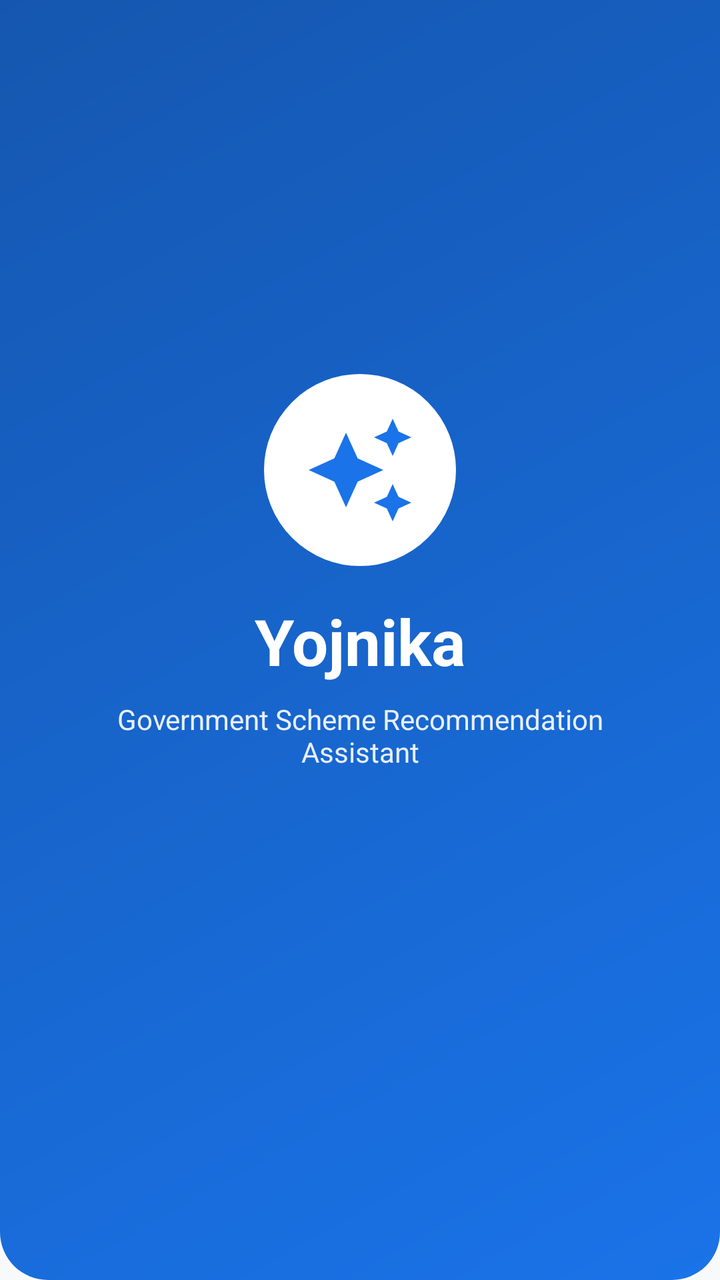
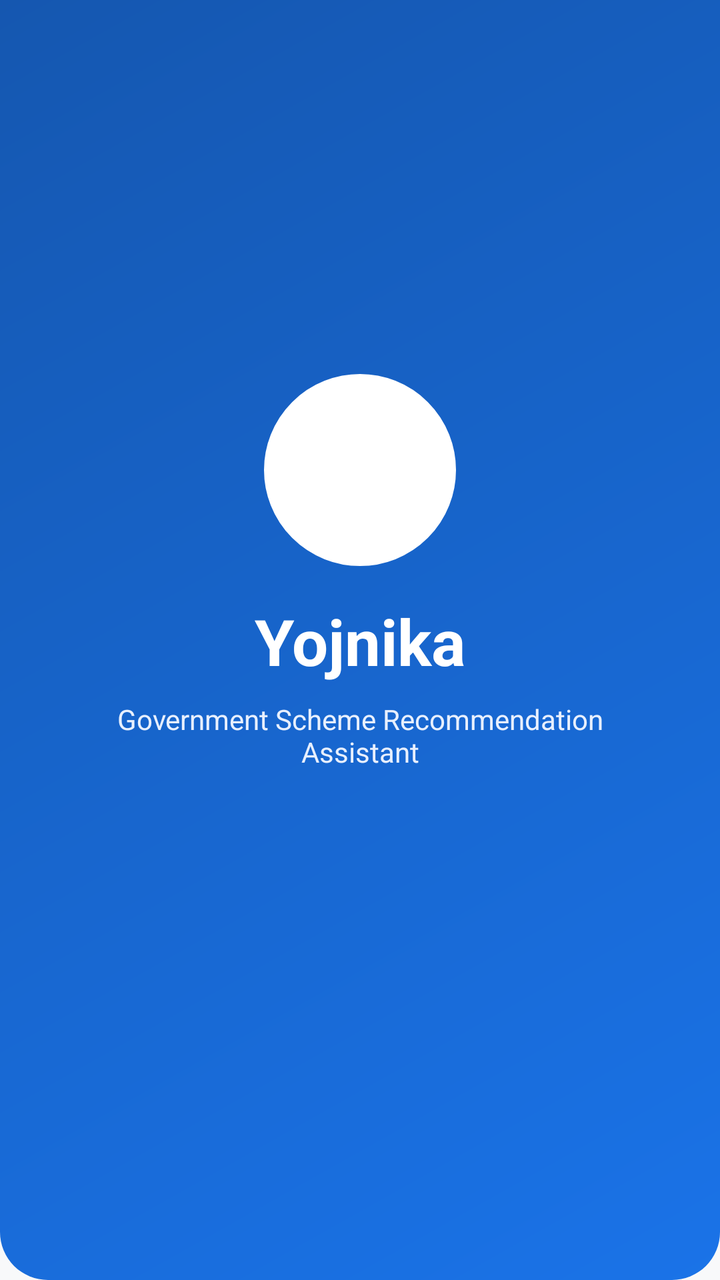

Screens rendered from an Android XML layout before and after an edit, with the pre-edit source and the edit as a unified diff.
<!-- AndroidManifest.xml: activity theme Theme.Yojnika -->
<!-- res/layout/activity_splash.xml -->
<?xml version="1.0" encoding="utf-8"?>
<androidx.constraintlayout.widget.ConstraintLayout xmlns:android="http://schemas.android.com/apk/res/android"
    xmlns:app="http://schemas.android.com/apk/res-auto"
    android:layout_width="match_parent"
    android:layout_height="match_parent"
    android:background="@drawable/bg_gradient_header">

    <ImageView
        android:id="@+id/ivLogo"
        android:layout_width="96dp"
        android:layout_height="96dp"
        android:background="@drawable/bg_avatar_circle"
        android:backgroundTint="@color/white"
        android:padding="20dp"
        android:src="@drawable/ic_sparkles"
        app:layout_constraintBottom_toTopOf="@+id/tvAppName"
        app:layout_constraintEnd_toEndOf="parent"
        app:layout_constraintStart_toStartOf="parent"
        app:layout_constraintTop_toTopOf="parent"
        app:layout_constraintVertical_chainStyle="packed"
        app:tint="@color/primary"
        android:contentDescription="@string/app_name" />

    <TextView
        android:id="@+id/tvAppName"
        android:layout_width="wrap_content"
        android:layout_height="wrap_content"
        android:layout_marginTop="16dp"
        android:text="@string/app_name"
        android:textColor="@color/white"
        android:textSize="32sp"
        android:textStyle="bold"
        app:layout_constraintBottom_toTopOf="@+id/tvTagline"
        app:layout_constraintEnd_toEndOf="parent"
        app:layout_constraintStart_toStartOf="parent"
        app:layout_constraintTop_toBottomOf="@+id/ivLogo" />

    <TextView
        android:id="@+id/tvTagline"
        android:layout_width="0dp"
        android:layout_height="wrap_content"
        android:layout_marginStart="32dp"
        android:layout_marginTop="8dp"
        android:layout_marginEnd="32dp"
        android:gravity="center"
        android:text="@string/app_tagline"
        android:textColor="@color/primary_light"
        android:textSize="14sp"
        app:layout_constraintBottom_toTopOf="@+id/progressBar"
        app:layout_constraintEnd_toEndOf="parent"
        app:layout_constraintStart_toStartOf="parent"
        app:layout_constraintTop_toBottomOf="@+id/tvAppName" />

    <ProgressBar
        android:id="@+id/progressBar"
        style="?android:attr/progressBarStyle"
        android:layout_width="36dp"
        android:layout_height="36dp"
        android:layout_marginTop="32dp"
        android:indeterminateTint="@color/white"
        app:layout_constraintBottom_toBottomOf="parent"
        app:layout_constraintEnd_toEndOf="parent"
        app:layout_constraintStart_toStartOf="parent"
        app:layout_constraintTop_toBottomOf="@+id/tvTagline" />

</androidx.constraintlayout.widget.ConstraintLayout>
<!-- resources referenced by this layout -->
<resources>
  <color name="primary">#1A73E8</color>
  <color name="primary_light">#E8F0FE</color>
  <color name="white">#FFFFFF</color>
  <!-- drawable bg_avatar_circle (drawable) -->
  <?xml version="1.0" encoding="utf-8"?>
  <shape xmlns:android="http://schemas.android.com/apk/res/android"
      android:shape="oval">
      <solid android:color="@color/primary_light" />
      <stroke
          android:width="2dp"
          android:color="@color/primary" />
  </shape>
  <!-- drawable bg_gradient_header (drawable) -->
  <?xml version="1.0" encoding="utf-8"?>
  <shape xmlns:android="http://schemas.android.com/apk/res/android"
      android:shape="rectangle">
      <gradient
          android:angle="135"
          android:startColor="#1A73E8"
          android:endColor="#1557B0"
          android:type="linear" />
      <corners
          android:bottomLeftRadius="24dp"
          android:bottomRightRadius="24dp" />
  </shape>
  <!-- drawable ic_sparkles (drawable) -->
  <?xml version="1.0" encoding="utf-8"?>
  <vector xmlns:android="http://schemas.android.com/apk/res/android"
      android:width="24dp"
      android:height="24dp"
      android:viewportWidth="24"
      android:viewportHeight="24">
      <path
          android:fillColor="#FFFBBC04"
          android:pathData="M19,9l1.25,-2.75L23,5l-2.75,-1.25L19,1l-1.25,2.75L15,5l2.75,1.25L19,9zm-7.5,0.5L9,4 6.5,9.5 1,12l5.5,2.5L9,20l2.5,-5.5L17,12l-5.5,-2.5zM19,15l-1.25,2.75L15,19l2.75,1.25L19,23l1.25,-2.75L23,19l-2.75,-1.25L19,15z" />
  </vector>
  <string name="app_name">Yojnika</string>
  <string name="app_tagline">Government Scheme Recommendation Assistant</string>
  <style name="Theme.Yojnika" parent="Theme.Material3.DayNight.NoActionBar">
          
          <item name="colorPrimary">@color/primary</item>
          <item name="colorPrimaryVariant">@color/primary_dark</item>
          <item name="colorOnPrimary">@color/on_primary</item>
  
          
          <item name="colorSecondary">@color/secondary</item>
          <item name="colorSecondaryVariant">@color/secondary_dark</item>
          <item name="colorOnSecondary">@color/on_secondary</item>
  
          
          <item name="android:statusBarColor">@color/primary</item>
          <item name="android:windowLightStatusBar" tools:targetApi="m">false</item>
          <item name="android:navigationBarColor">@color/surface</item>
          <item name="android:windowLightNavigationBar" tools:targetApi="o_mr1">true</item>
  
          
          <item name="android:windowBackground">@color/background</item>
          <item name="colorSurface">@color/surface</item>
          <item name="colorOnSurface">@color/text_primary</item>
      </style>
  <color name="primary_dark">#1557B0</color>
  <color name="on_primary">#FFFFFF</color>
  <color name="secondary">#34A853</color>
  <color name="secondary_dark">#1E8E3E</color>
  <color name="on_secondary">#FFFFFF</color>
  <color name="surface">#FFFFFF</color>
  <color name="background">#F8F9FA</color>
  <color name="text_primary">#202124</color>
</resources>

<!-- the commit's change to res/layout/activity_splash.xml (unified diff, before → after) -->
@@ -12,13 +12,12 @@
         android:background="@drawable/bg_avatar_circle"
         android:backgroundTint="@color/white"
         android:padding="20dp"
-        android:src="@drawable/ic_sparkles"
+        android:src="@mipmap/ic_launcher"
         app:layout_constraintBottom_toTopOf="@+id/tvAppName"
         app:layout_constraintEnd_toEndOf="parent"
         app:layout_constraintStart_toStartOf="parent"
         app:layout_constraintTop_toTopOf="parent"
         app:layout_constraintVertical_chainStyle="packed"
-        app:tint="@color/primary"
         android:contentDescription="@string/app_name" />
 
     <TextView
<!-- resource entries referenced after the edit -->
@@ -25,17 +25,7 @@
           android:bottomLeftRadius="24dp"
           android:bottomRightRadius="24dp" />
   </shape>
-  <!-- drawable ic_sparkles (drawable) -->
-  <?xml version="1.0" encoding="utf-8"?>
-  <vector xmlns:android="http://schemas.android.com/apk/res/android"
-      android:width="24dp"
-      android:height="24dp"
-      android:viewportWidth="24"
-      android:viewportHeight="24">
-      <path
-          android:fillColor="#FFFBBC04"
-          android:pathData="M19,9l1.25,-2.75L23,5l-2.75,-1.25L19,1l-1.25,2.75L15,5l2.75,1.25L19,9zm-7.5,0.5L9,4 6.5,9.5 1,12l5.5,2.5L9,20l2.5,-5.5L17,12l-5.5,-2.5zM19,15l-1.25,2.75L15,19l2.75,1.25L19,23l1.25,-2.75L23,19l-2.75,-1.25L19,15z" />
-  </vector>
+  <!-- mipmap ic_launcher: webp bitmap (mipmap-hdpi, 2096 bytes) -->
   <string name="app_name">Yojnika</string>
   <string name="app_tagline">Government Scheme Recommendation Assistant</string>
   <style name="Theme.Yojnika" parent="Theme.Material3.DayNight.NoActionBar">
